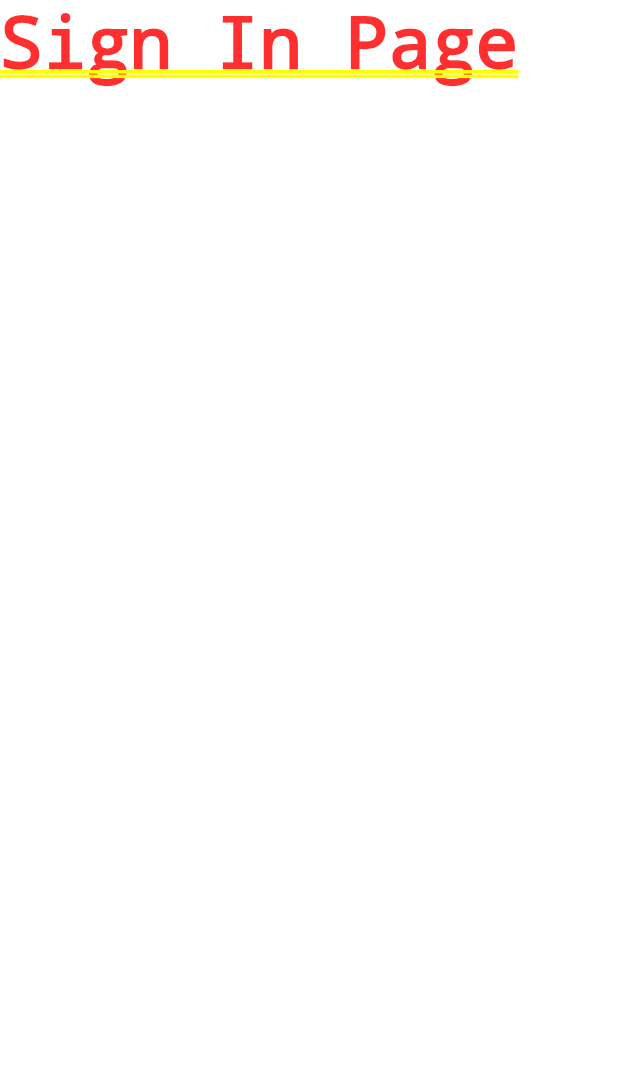
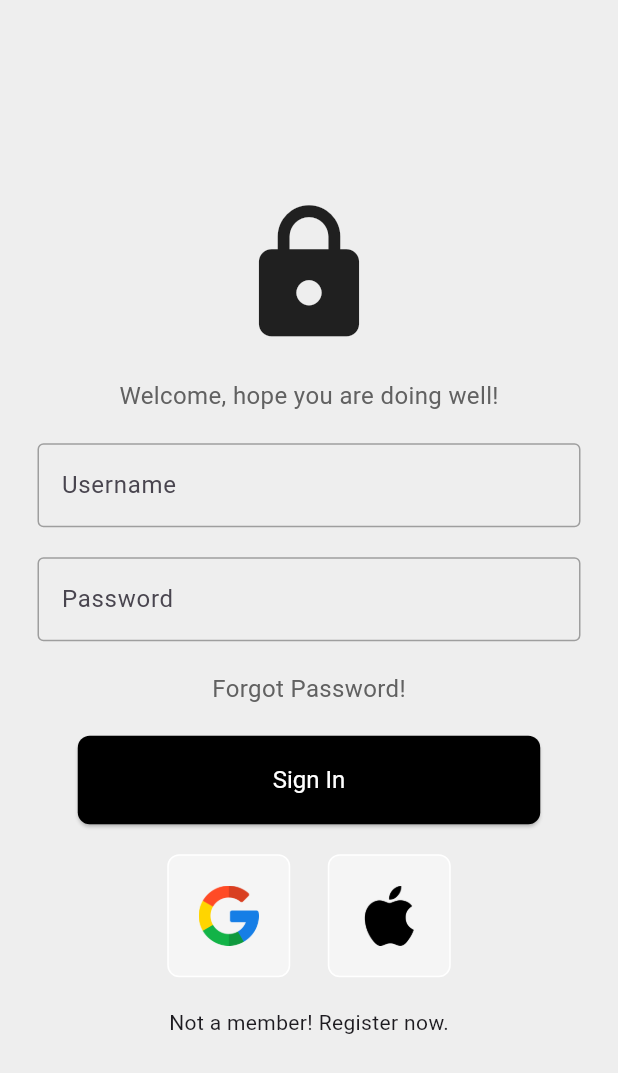
Before and after one commit to LuckyVishwa1104/Farm-Mitra, a Flutter app: the DriverProgram screen opened directly, after a tap on "back", on a phone screen of 412 x 824 dp. Shown: the top 1073 px of the screen. Run offline on Flutter 3.47's test engine with Material 3 defaults, Android fonts, the light colour scheme and no system bars.

Commit message:
added the content for login page

```diff
--- a/lib/components/my_button.dart
+++ b/lib/components/my_button.dart
@@ -12,7 +12,7 @@ class MyButton extends StatelessWidget {
             style: ElevatedButton.styleFrom(
               foregroundColor: Colors.white,
               backgroundColor: Colors.black,
-              padding: const EdgeInsets.symmetric(horizontal: 138, vertical: 20), // Text color
+              padding: const EdgeInsets.symmetric(horizontal: 130, vertical: 20), // Text color
               textStyle: const TextStyle(
                 fontSize: 16,
               ),
--- a/lib/components/square_tile.dart
+++ b/lib/components/square_tile.dart
@@ -11,7 +11,7 @@ class SquareTile extends StatelessWidget {
       decoration: BoxDecoration(
         border: Border.all(color: Colors.white),
         borderRadius: BorderRadius.circular(8),
-        color: Colors.grey[400],
+        color: Colors.grey[100],
       ),
       child: Image.asset(imagePath, height: 40,)
     );
--- a/lib/main.dart
+++ b/lib/main.dart
@@ -14,7 +14,7 @@
   Widget build(BuildContext context) {
     return const MaterialApp(
       debugShowCheckedModeBanner: false,
-      home: DriverProgram(),
+      home: SignIn(),
     );
   }
 }
--- a/lib/pages/sign_in.dart
+++ b/lib/pages/sign_in.dart
@@ -1,3 +1,7 @@
+import 'package:farmmitra/components/input_text.dart';
+import 'package:farmmitra/components/my_button.dart';
+import 'package:farmmitra/components/square_tile.dart';
+import 'package:farmmitra/driver_program.dart';
 import 'package:flutter/material.dart';
 
 class SignIn extends StatelessWidget {
@@ -5,6 +9,66 @@ class SignIn extends StatelessWidget {
 
   @override
   Widget build(BuildContext context) {
-    return const Text("Sign In Page");
+    return SafeArea(
+      child: Scaffold(
+        body: Container(
+          decoration: BoxDecoration(
+            color: Colors.grey.shade200,
+          ),
+          child: Center(
+            child: SingleChildScrollView(
+              child: Column(
+                mainAxisAlignment: MainAxisAlignment.center,
+                children: [
+                  // content of the sign-in page
+                  // SizedBox(height: 20.0,),
+                  // logo/icon
+                  Icon(Icons.lock,size: 100.0,),
+                  SizedBox(height: 20.0,),
+
+                  // greeting text
+                  Text('Welcome, hope you are doing well!',
+                  style: TextStyle(color: Colors.grey[700], fontSize: 16),),
+                  SizedBox(height: 20.0,),
+
+                  // text field for username
+                  InputTextField(hintText: 'Username', obscureText: false),
+                  SizedBox(height: 20.0,),
+
+                  // text field for password
+                  InputTextField(hintText: 'Password', obscureText: true),
+                  SizedBox(height: 20.0,),
+
+                  // forgot password
+                  Text('Forgot Password!', style: TextStyle(color: Colors.grey[700],fontSize: 16.0),),
+                  SizedBox(height: 20.0,),
+
+                  // sign-in button
+                  MyButton(buttonText: 'Sign In', onPressed: () => {
+                    Navigator.pushReplacement(context, MaterialPageRoute(builder: (context) => DriverProgram()))
+                  }),
+                  SizedBox(height: 20.0,),
+
+                  //google/apple login button
+                  Row(
+                    mainAxisAlignment: MainAxisAlignment.center,
+                    children: [
+                      SquareTile(imagePath: 'lib/assets/images/google.png'),
+                      SizedBox(width: 25,),
+                      SquareTile(imagePath: 'lib/assets/images/apple.png')
+                    ],
+                  ),
+                  SizedBox(height: 20.0,),
+
+                  // sign-up page link
+                  Text('Not a member! Register now.')
+                ],
+              ),
+            ),
+          ),
+        ),
+
+      ),
+    );
   }
 }
```
